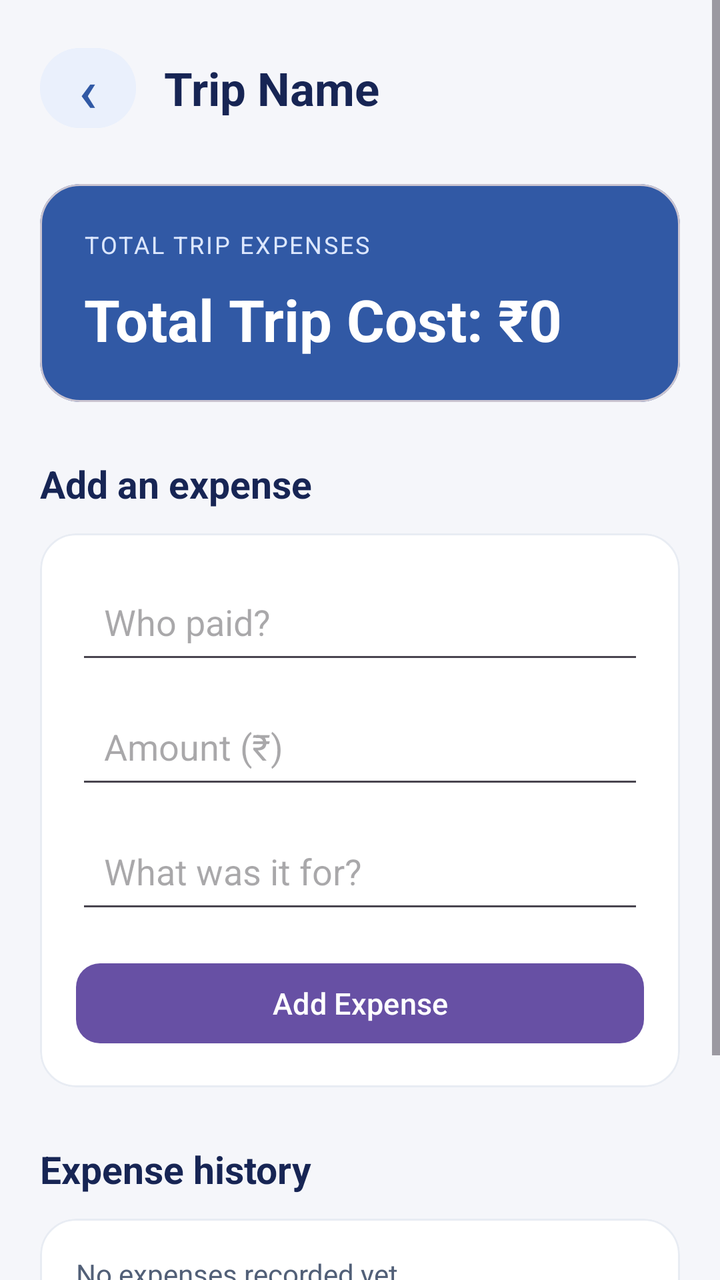
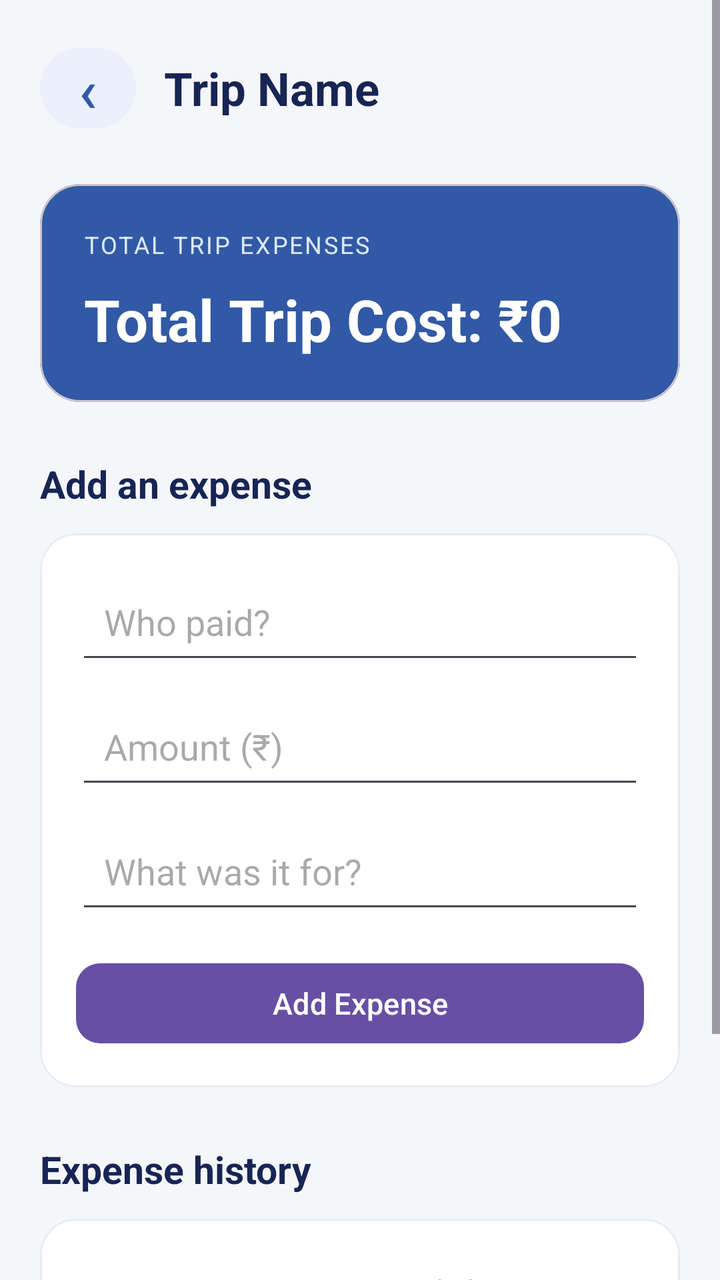

Compare the two renders of this Android layout. The source of the first and the diff that turns it into the second are given below.
<!-- AndroidManifest.xml: application theme Theme.SplitTrip -->
<!-- res/layout/activity_main.xml -->
<?xml version="1.0" encoding="utf-8"?>
<ScrollView
    xmlns:android="http://schemas.android.com/apk/res/android"
    xmlns:app="http://schemas.android.com/apk/res-auto"
    android:layout_width="match_parent"
    android:layout_height="match_parent"
    android:background="#F5F6FA"
    android:fillViewport="true">

    <LinearLayout
        android:layout_width="match_parent"
        android:layout_height="wrap_content"
        android:orientation="vertical"
        android:padding="20dp">

        
        <LinearLayout
            android:layout_width="match_parent"
            android:layout_height="wrap_content"
            android:gravity="center_vertical"
            android:orientation="horizontal"
            android:layout_marginBottom="24dp">

            <Button
                android:id="@+id/backButton"
                android:layout_width="48dp"
                android:layout_height="48dp"
                android:minWidth="0dp"
                android:minHeight="0dp"
                android:text="‹"
                android:textSize="30sp"
                android:textColor="#3159A5"
                android:backgroundTint="#EAF0FC"
                android:padding="0dp" />

            <TextView
                android:id="@+id/tripTitleText"
                android:layout_width="0dp"
                android:layout_height="wrap_content"
                android:layout_weight="1"
                android:layout_marginStart="14dp"
                android:text="Trip Name"
                android:textSize="23sp"
                android:textStyle="bold"
                android:textColor="#172554"
                android:maxLines="1"
                android:ellipsize="end" />

        </LinearLayout>

        
        <com.google.android.material.card.MaterialCardView
            android:layout_width="match_parent"
            android:layout_height="wrap_content"
            app:cardCornerRadius="20dp"
            app:cardElevation="0dp"
            app:cardBackgroundColor="#3159A5">

            <LinearLayout
                android:layout_width="match_parent"
                android:layout_height="wrap_content"
                android:orientation="vertical"
                android:padding="22dp">

                <TextView
                    android:layout_width="wrap_content"
                    android:layout_height="wrap_content"
                    android:text="TOTAL TRIP EXPENSES"
                    android:textColor="#DCE7FF"
                    android:textSize="12sp"
                    android:letterSpacing="0.08" />

                <TextView
                    android:id="@+id/totalSpentText"
                    android:layout_width="match_parent"
                    android:layout_height="wrap_content"
                    android:text="Total Trip Cost: ₹0"
                    android:textColor="#FFFFFF"
                    android:textSize="29sp"
                    android:textStyle="bold"
                    android:layout_marginTop="10dp" />

            </LinearLayout>

        </com.google.android.material.card.MaterialCardView>

        
        <TextView
            android:layout_width="match_parent"
            android:layout_height="wrap_content"
            android:text="Add an expense"
            android:textColor="#172554"
            android:textSize="19sp"
            android:textStyle="bold"
            android:layout_marginTop="28dp"
            android:layout_marginBottom="12dp" />

        <com.google.android.material.card.MaterialCardView
            android:layout_width="match_parent"
            android:layout_height="wrap_content"
            app:cardCornerRadius="18dp"
            app:cardElevation="0dp"
            app:strokeWidth="1dp"
            app:strokeColor="#E8ECF3"
            app:cardBackgroundColor="#FFFFFF">

            <LinearLayout
                android:layout_width="match_parent"
                android:layout_height="wrap_content"
                android:orientation="vertical"
                android:padding="18dp">

                <EditText
                    android:id="@+id/payerInput"
                    android:layout_width="match_parent"
                    android:layout_height="wrap_content"
                    android:hint="Who paid?"
                    android:singleLine="true"
                    android:inputType="textCapWords"
                    android:padding="14dp" />

                <EditText
                    android:id="@+id/amountInput"
                    android:layout_width="match_parent"
                    android:layout_height="wrap_content"
                    android:hint="Amount (₹)"
                    android:singleLine="true"
                    android:inputType="numberDecimal"
                    android:layout_marginTop="10dp"
                    android:padding="14dp" />

                <EditText
                    android:id="@+id/descInput"
                    android:layout_width="match_parent"
                    android:layout_height="wrap_content"
                    android:hint="What was it for?"
                    android:singleLine="true"
                    android:inputType="textCapSentences"
                    android:layout_marginTop="10dp"
                    android:padding="14dp" />

                <com.google.android.material.button.MaterialButton
                    android:id="@+id/addExpenseButton"
                    android:layout_width="match_parent"
                    android:layout_height="wrap_content"
                    android:text="Add Expense"
                    android:textAllCaps="false"
                    android:textSize="15sp"
                    android:layout_marginTop="16dp"
                    app:cornerRadius="12dp" />

            </LinearLayout>

        </com.google.android.material.card.MaterialCardView>

        
        <TextView
            android:layout_width="match_parent"
            android:layout_height="wrap_content"
            android:text="Expense history"
            android:textColor="#172554"
            android:textSize="19sp"
            android:textStyle="bold"
            android:layout_marginTop="28dp"
            android:layout_marginBottom="12dp" />

        <com.google.android.material.card.MaterialCardView
            android:layout_width="match_parent"
            android:layout_height="wrap_content"
            app:cardCornerRadius="18dp"
            app:cardElevation="0dp"
            app:strokeWidth="1dp"
            app:strokeColor="#E8ECF3"
            app:cardBackgroundColor="#FFFFFF">

            <TextView
                android:id="@+id/expenseLogText"
                android:layout_width="match_parent"
                android:layout_height="wrap_content"
                android:text="No expenses recorded yet."
                android:textColor="#526078"
                android:textSize="14sp"
                android:padding="18dp"
                android:lineSpacingExtra="6dp" />

        </com.google.android.material.card.MaterialCardView>

        
        <com.google.android.material.button.MaterialButton
            android:id="@+id/deleteTripButton"
            android:layout_width="match_parent"
            android:layout_height="wrap_content"
            android:text="Delete Trip"
            android:textAllCaps="false"
            android:textColor="#C62828"
            android:layout_marginTop="24dp"
            android:layout_marginBottom="20dp"
            app:backgroundTint="#FCEAEA"
            app:cornerRadius="12dp" />

    </LinearLayout>

</ScrollView>
<!-- resources referenced by this layout -->
<resources>
  <style name="Theme.SplitTrip" parent="Base.Theme.SplitTrip" />
  <style name="Base.Theme.SplitTrip" parent="Theme.Material3.DayNight.NoActionBar">
          
          
      </style>
</resources>

<!-- the commit's change to res/layout/activity_main.xml (unified diff, before → after) -->
@@ -173,15 +173,25 @@
             app:strokeColor="#E8ECF3"
             app:cardBackgroundColor="#FFFFFF">
 
-            <TextView
-                android:id="@+id/expenseLogText"
+            <LinearLayout
+                android:id="@+id/expenseListContainer"
                 android:layout_width="match_parent"
                 android:layout_height="wrap_content"
-                android:text="No expenses recorded yet."
-                android:textColor="#526078"
-                android:textSize="14sp"
-                android:padding="18dp"
-                android:lineSpacingExtra="6dp" />
+                android:orientation="vertical"
+                android:padding="8dp">
+
+                <TextView
+                    android:id="@+id/expenseEmptyText"
+                    android:layout_width="match_parent"
+                    android:layout_height="wrap_content"
+                    android:text="No expenses recorded yet."
+                    android:textColor="#526078"
+                    android:textSize="14sp"
+                    android:gravity="center"
+                    android:padding="18dp"
+                    android:visibility="visible"/>
+
+            </LinearLayout>
 
         </com.google.android.material.card.MaterialCardView>
 
